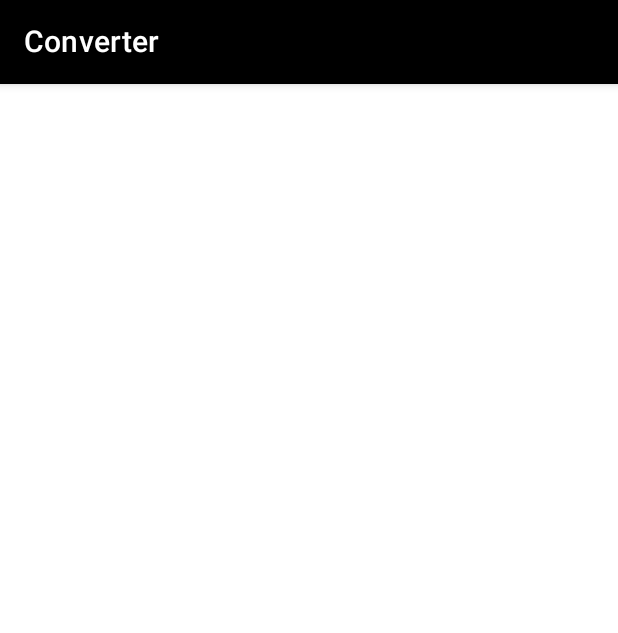
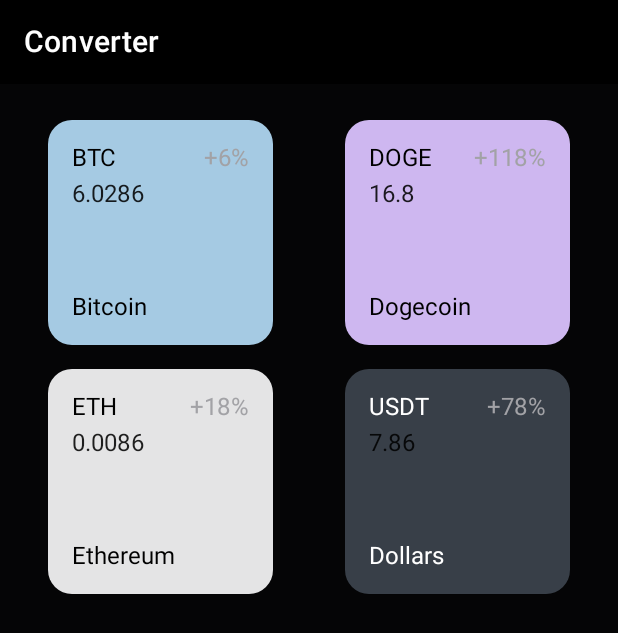
Before and after one commit to t-regbs/CryptoConverter, an Android app built with Jetpack Compose: the screen it shows after launch (MainActivity), on a phone screen of 412 x 824 dp. Shown: the top 633 px of the screen. Run offline under Robolectric (Android 15) with nearby library versions, the phone set to English and light mode, and no system bars.

Commit message:
updated cards

```diff
--- a/app/src/main/java/com/timilehinaregbesola/cryptoconverter/MainActivity.kt
+++ b/app/src/main/java/com/timilehinaregbesola/cryptoconverter/MainActivity.kt
@@ -3,7 +3,19 @@ package com.timilehinaregbesola.cryptoconverter
 import android.os.Bundle
 import androidx.activity.ComponentActivity
 import androidx.activity.compose.setContent
+import androidx.compose.foundation.background
+import androidx.compose.foundation.layout.Arrangement
+import androidx.compose.foundation.layout.Column
+import androidx.compose.foundation.layout.Row
+import androidx.compose.foundation.layout.Spacer
+import androidx.compose.foundation.layout.fillMaxHeight
 import androidx.compose.foundation.layout.fillMaxSize
+import androidx.compose.foundation.layout.fillMaxWidth
+import androidx.compose.foundation.layout.height
+import androidx.compose.foundation.layout.padding
+import androidx.compose.foundation.layout.width
+import androidx.compose.foundation.shape.RoundedCornerShape
+import androidx.compose.material.Card
 import androidx.compose.material.MaterialTheme
 import androidx.compose.material.Scaffold
 import androidx.compose.material.Surface
@@ -13,6 +25,8 @@ import androidx.compose.runtime.Composable
 import androidx.compose.ui.Modifier
 import androidx.compose.ui.graphics.Color
 import androidx.compose.ui.tooling.preview.Preview
+import androidx.compose.ui.unit.dp
+import androidx.compose.ui.unit.sp
 import com.timilehinaregbesola.cryptoconverter.ui.theme.CryptoConverterTheme
 
 class MainActivity : ComponentActivity() {
@@ -25,6 +39,15 @@ class MainActivity : ComponentActivity() {
                     modifier = Modifier.fillMaxSize(),
                     color = MaterialTheme.colors.background
                 ) {
+                    HomeScreen()
+                }
+            }
+        }
+    }
+}
+
+@Composable
+fun HomeScreen() {
     Scaffold(
         topBar = {
             TopAppBar(
@@ -33,22 +56,97 @@ class MainActivity : ComponentActivity() {
             )
         }
     ) {
+        Column(
+            modifier = Modifier
+                .fillMaxSize()
+                .background(color = Color(0xFF050506))
+                .padding(horizontal = 32.dp, vertical = 24.dp)
+        ) {
+            Row(
+                modifier = Modifier.fillMaxWidth(),
+                horizontalArrangement = Arrangement.SpaceBetween
+            ) {
+                FeaturedCoinCard(
+                    backgroundColor = Color(0xFFA5CAE3),
+                    name = "Bitcoin" to "BTC",
+                    percentage = 6,
+                    amount = 6.0286
+                )
+                FeaturedCoinCard(
+                    backgroundColor = Color(0xFFCEB7F0),
+                    name = "Dogecoin" to "DOGE",
+                    percentage = 118,
+                    amount = 16.800
+                )
             }
-                }
+            Spacer(modifier = Modifier.height(16.dp))
+            Row(
+                modifier = Modifier.fillMaxWidth(),
+                horizontalArrangement = Arrangement.SpaceBetween
+            ) {
+                FeaturedCoinCard(
+                    backgroundColor = Color(0xFFE4E4E5),
+                    name = "Ethereum" to "ETH",
+                    percentage = 18,
+                    amount = 0.0086
+                )
+                FeaturedCoinCard(
+                    backgroundColor = Color(0xFF383F48),
+                    name = "Dollars" to "USDT",
+                    percentage = 78,
+                    amount = 7.860,
+                    textColor = Color.White
+                )
             }
         }
     }
 }
 
 @Composable
-fun Greeting(name: String) {
-    Text(text = "Hello $name!")
+fun FeaturedCoinCard(
+    backgroundColor: Color,
+    name: Pair<String, String>,
+    percentage: Int,
+    amount: Double,
+    textColor: Color = Color.Black
+) {
+    Card(
+        modifier = Modifier
+            .width(150.dp)
+            .height(150.dp),
+        backgroundColor = backgroundColor,
+        shape = RoundedCornerShape(16.dp)
+    ) {
+        Column(
+            modifier = Modifier
+                .fillMaxSize()
+                .padding(16.dp)
+        ) {
+            Row(
+                modifier = Modifier
+                    .fillMaxWidth()
+                    .fillMaxHeight()
+                    .weight(1f),
+                horizontalArrangement = Arrangement.SpaceBetween
+            ) {
+                Text(text = name.second, color = textColor)
+                Text(text = "+$percentage%", color = Color(0xFFA2A2A6))
+            }
+            Text(modifier = Modifier.weight(1f), text = amount.toString(), fontSize = 16.sp)
+            Column(modifier = Modifier.weight(3f), verticalArrangement = Arrangement.Bottom) {
+                Text(
+                    text = name.first,
+                    color = textColor
+                )
+            }
+        }
+    }
 }
 
 @Preview(showBackground = true)
 @Composable
 fun DefaultPreview() {
     CryptoConverterTheme {
-        Greeting("Android")
+        HomeScreen()
     }
 }
```
Lines whose indentation alone changed are shown as unchanged.
